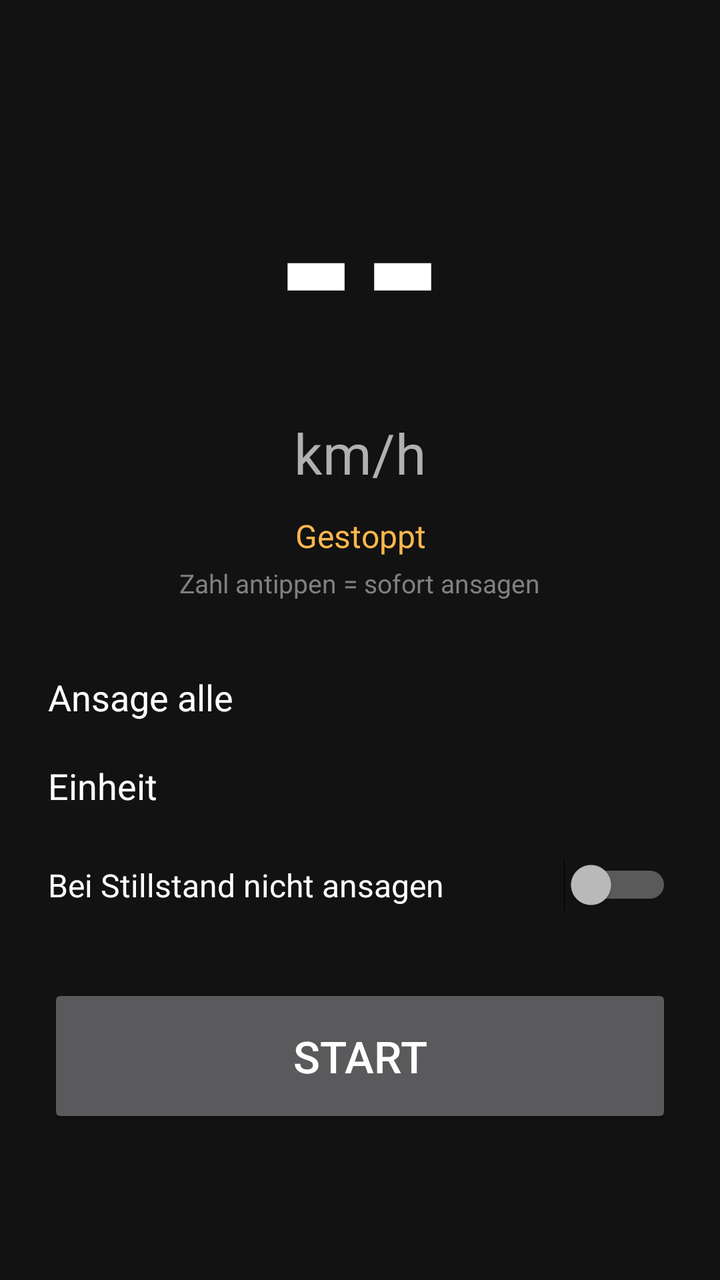
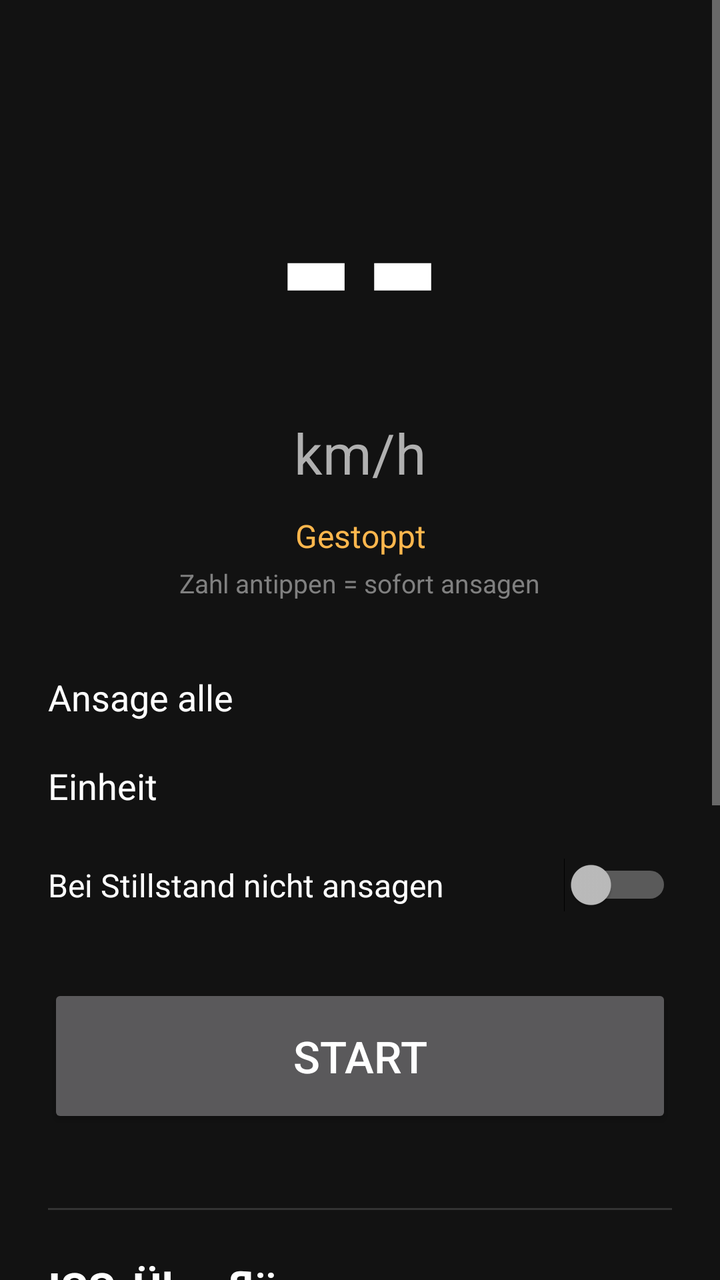

An Android layout rendered at two revisions. The XML below is the earlier revision; the diff shows what the commit changed to produce the second picture.
<!-- AndroidManifest.xml: application theme android:Theme.Material.NoActionBar -->
<!-- res/layout/activity_main.xml -->
<?xml version="1.0" encoding="utf-8"?>
<ScrollView xmlns:android="http://schemas.android.com/apk/res/android"
    android:layout_width="match_parent"
    android:layout_height="match_parent"
    android:background="#121212"
    android:fillViewport="true">

    <LinearLayout
        android:layout_width="match_parent"
        android:layout_height="wrap_content"
        android:gravity="center_horizontal"
        android:orientation="vertical"
        android:padding="24dp">

        
        <TextView
            android:id="@+id/speedValue"
            android:layout_width="wrap_content"
            android:layout_height="wrap_content"
            android:layout_marginTop="24dp"
            android:fontFamily="sans-serif-condensed"
            android:text="--"
            android:textColor="#FFFFFF"
            android:textSize="120sp"
            android:textStyle="bold" />

        <TextView
            android:id="@+id/unitLabel"
            android:layout_width="wrap_content"
            android:layout_height="wrap_content"
            android:text="km/h"
            android:textColor="#B0B0B0"
            android:textSize="28sp" />

        <TextView
            android:id="@+id/gpsStatus"
            android:layout_width="wrap_content"
            android:layout_height="wrap_content"
            android:layout_marginTop="12dp"
            android:gravity="center"
            android:text="Gestoppt"
            android:textColor="#FFB74D"
            android:textSize="16sp" />

        <TextView
            android:layout_width="wrap_content"
            android:layout_height="wrap_content"
            android:layout_marginTop="4dp"
            android:text="Zahl antippen = sofort ansagen"
            android:textColor="#808080"
            android:textSize="13sp" />

        <TextView
            android:layout_width="match_parent"
            android:layout_height="wrap_content"
            android:layout_marginTop="36dp"
            android:text="Ansage alle"
            android:textColor="#FFFFFF"
            android:textSize="18sp" />

        <RadioGroup
            android:id="@+id/intervalGroup"
            android:layout_width="match_parent"
            android:layout_height="wrap_content"
            android:orientation="horizontal" />

        <TextView
            android:layout_width="match_parent"
            android:layout_height="wrap_content"
            android:layout_marginTop="20dp"
            android:text="Einheit"
            android:textColor="#FFFFFF"
            android:textSize="18sp" />

        <RadioGroup
            android:id="@+id/unitGroup"
            android:layout_width="match_parent"
            android:layout_height="wrap_content"
            android:orientation="horizontal" />

        <Switch
            android:id="@+id/skipZeroSwitch"
            android:layout_width="match_parent"
            android:layout_height="wrap_content"
            android:layout_marginTop="24dp"
            android:text="Bei Stillstand nicht ansagen"
            android:textColor="#FFFFFF"
            android:textSize="16sp" />

        <Button
            android:id="@+id/startStopButton"
            android:layout_width="match_parent"
            android:layout_height="72dp"
            android:layout_marginTop="36dp"
            android:text="Start"
            android:textSize="22sp" />
    </LinearLayout>
</ScrollView>
<!-- resources referenced by this layout -->
<resources>

</resources>

<!-- the commit's change to res/layout/activity_main.xml (unified diff, before → after) -->
@@ -94,5 +94,88 @@
             android:layout_marginTop="36dp"
             android:text="Start"
             android:textSize="22sp" />
+
+        
+
+        <View
+            android:layout_width="match_parent"
+            android:layout_height="1dp"
+            android:layout_marginTop="40dp"
+            android:background="#333333" />
+
+        <TextView
+            android:layout_width="match_parent"
+            android:layout_height="wrap_content"
+            android:layout_marginTop="24dp"
+            android:text="ISS-Überflüge"
+            android:textColor="#FFFFFF"
+            android:textSize="22sp"
+            android:textStyle="bold" />
+
+        <Switch
+            android:id="@+id/issSwitch"
+            android:layout_width="match_parent"
+            android:layout_height="wrap_content"
+            android:layout_marginTop="12dp"
+            android:text="Benachrichtigen, wenn die ISS über mich fliegt"
+            android:textColor="#FFFFFF"
+            android:textSize="16sp" />
+
+        <Switch
+            android:id="@+id/issVisibleSwitch"
+            android:layout_width="match_parent"
+            android:layout_height="wrap_content"
+            android:layout_marginTop="12dp"
+            android:text="Nur wenn sie mit bloßem Auge sichtbar ist"
+            android:textColor="#FFFFFF"
+            android:textSize="16sp" />
+
+        <TextView
+            android:layout_width="match_parent"
+            android:layout_height="wrap_content"
+            android:layout_marginTop="20dp"
+            android:text="Vorwarnung"
+            android:textColor="#FFFFFF"
+            android:textSize="18sp" />
+
+        <RadioGroup
+            android:id="@+id/issLeadGroup"
+            android:layout_width="match_parent"
+            android:layout_height="wrap_content"
+            android:orientation="horizontal" />
+
+        <TextView
+            android:layout_width="match_parent"
+            android:layout_height="wrap_content"
+            android:layout_marginTop="20dp"
+            android:text="Nächste Überflüge (mind. 10° hoch)"
+            android:textColor="#FFFFFF"
+            android:textSize="18sp" />
+
+        <TextView
+            android:id="@+id/issPassList"
+            android:layout_width="match_parent"
+            android:layout_height="wrap_content"
+            android:layout_marginTop="8dp"
+            android:lineSpacingExtra="6dp"
+            android:text="—"
+            android:textColor="#E0E0E0"
+            android:textSize="15sp" />
+
+        <TextView
+            android:id="@+id/issStatus"
+            android:layout_width="match_parent"
+            android:layout_height="wrap_content"
+            android:layout_marginTop="12dp"
+            android:textColor="#808080"
+            android:textSize="12sp" />
+
+        <Button
+            android:id="@+id/issRefreshButton"
+            android:layout_width="match_parent"
+            android:layout_height="wrap_content"
+            android:layout_marginTop="12dp"
+            android:layout_marginBottom="24dp"
+            android:text="ISS-Daten aktualisieren" />
     </LinearLayout>
 </ScrollView>
